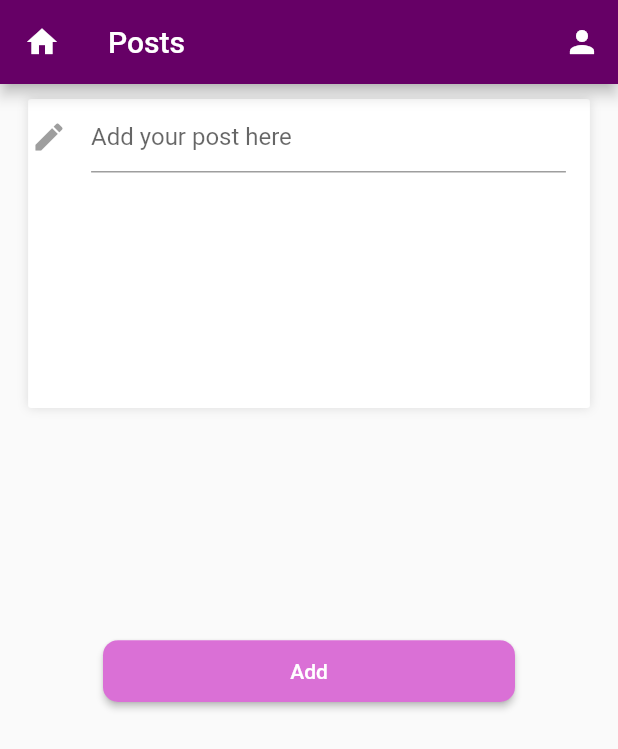
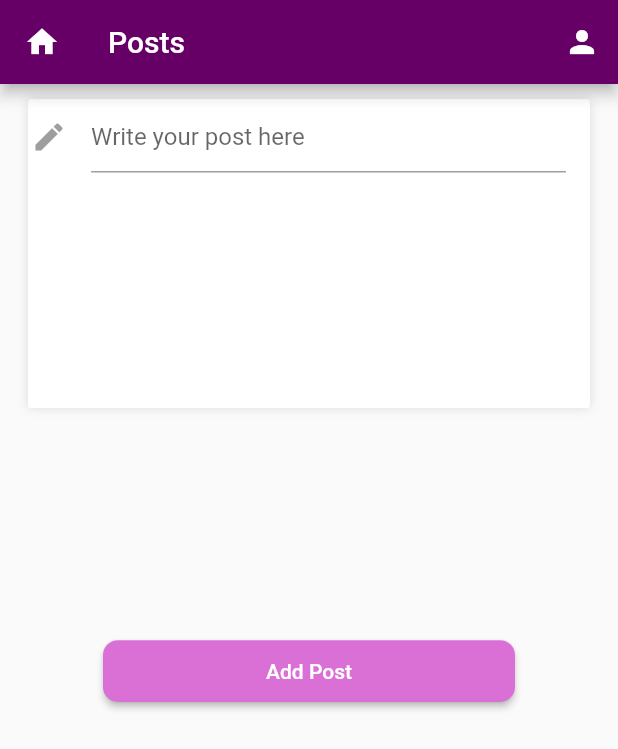
Before and after one commit to akthemarfaoui/Volks-Flutter, a Flutter app: the AddPostPage screen opened directly with empty values, on a phone screen of 412 x 824 dp. Shown: the top 749 px of the screen. Run offline on Flutter 3.47's test engine with Material 2 defaults, Android fonts, the phone set to English and light mode, and no system bars; our stand-ins replace dropdown_formfield, floor, sqflite; missing offline and left inert: flutter_datetime_formfield, flutter_search_bar; accounts and stored records are empty; generated files the repository leaves out were written again.

Commit message:
label fix

```diff
--- a/lib/Views/AddPostPage.dart
+++ b/lib/Views/AddPostPage.dart
@@ -4,6 +4,7 @@ import 'package:volks_demo/Model/Entity/User.dart';
 import 'package:volks_demo/Model/ViewModel/AddPostViewModel.dart';
 import 'package:volks_demo/Presenter/AddPostPresenter.dart';
 import 'package:volks_demo/Utils/MyColors.dart';
+import 'package:volks_demo/Views/HomePage.dart';
 
 import 'ProfilePage.dart';
 
@@ -82,7 +83,7 @@ class AddPostPageSatate extends State<AddPostPage> implements IAddPostView {
                           Icons.edit,
                           color: Colors.grey,
                         ),
-                        hintText: 'Add your post here'),
+                        hintText: 'Write your post here'),
                   ),
                 ),
                 Spacer(),
@@ -90,7 +91,7 @@ class AddPostPageSatate extends State<AddPostPage> implements IAddPostView {
                   width: MediaQuery.of(context).size.width / 1.5,
                   height: MediaQuery.of(context).size.width / 10,
                   child: RaisedButton(
-                    child: new Text("Add"),
+                    child: new Text("Add Post"),
                     textColor: MyColors.bkColor,
                     color: MyColors.PostColor,
                     shape: new RoundedRectangleBorder(
@@ -112,7 +113,7 @@ class AddPostPageSatate extends State<AddPostPage> implements IAddPostView {
                       );
                       // set up the AlertDialog
                       AlertDialog alert = AlertDialog(
-                        title: Text("My title"),
+                        title: Text("Done"),
                         content: Text("Post Added Successfully"),
                         actions: [
                           okButton,
```
